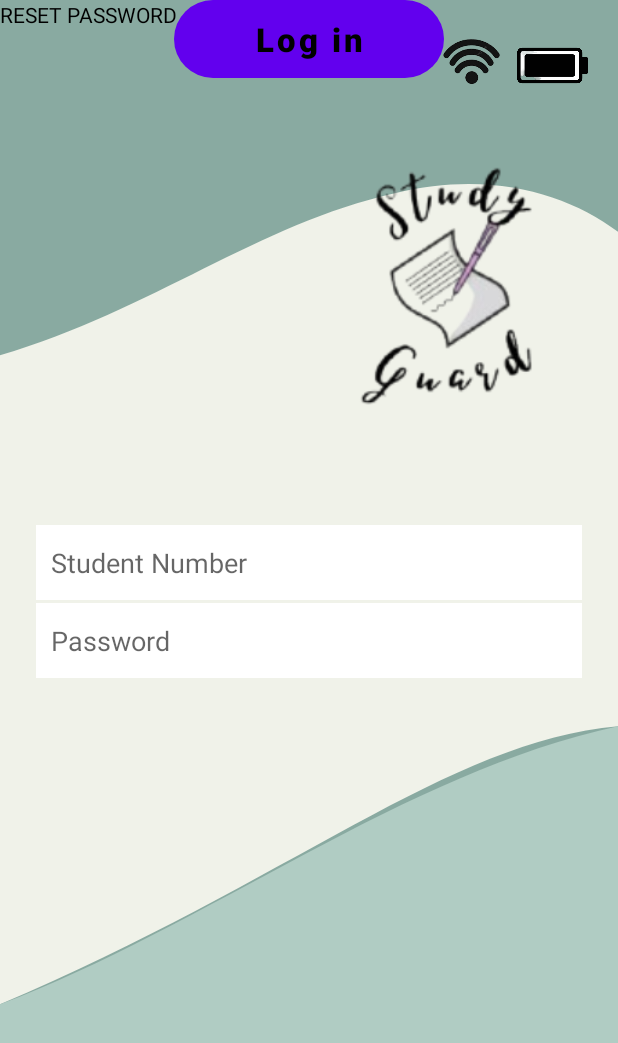
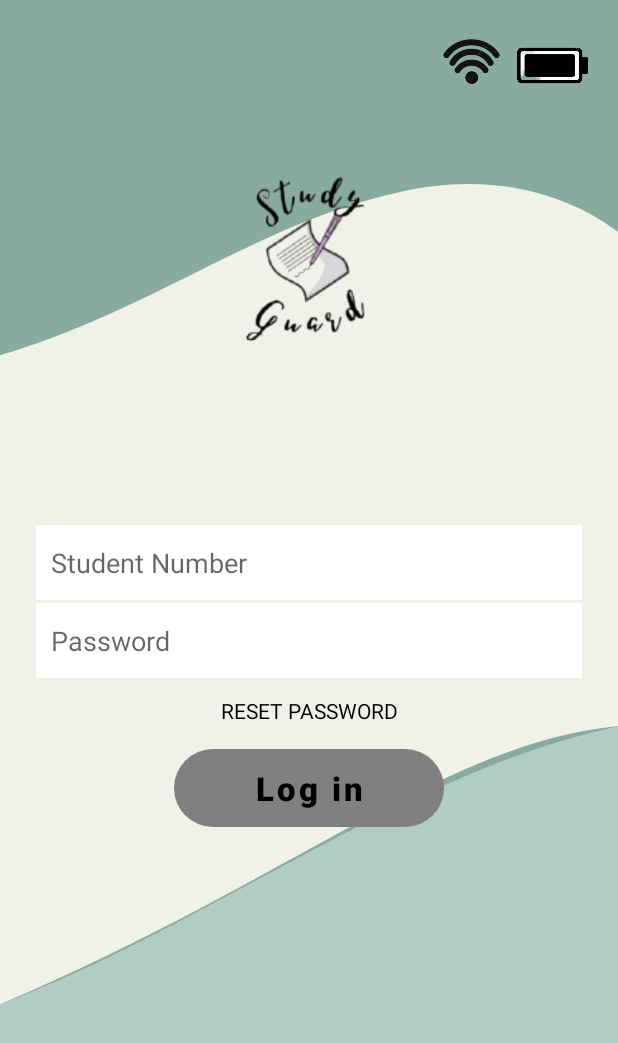
Before and after one commit to GabrielleMarquez/Study--Guard, an Android app: the layout activity_login.xml on its own in the app's theme, with its tools: preview values and no code run, on a phone screen of 412 x 824 dp. Shown: the top 1043 px of the screen. Run offline under Robolectric (Android 15) with nearby library versions, the phone set to English and light mode, and no system bars.

Commit message:
fixed code in log in and interactive button

```diff
--- a/app/src/main/res/layout/activity_log_out.xml
+++ b/app/src/main/res/layout/activity_log_out.xml
@@ -36,8 +36,8 @@
                 android:background="@drawable/db54f5b5_03d9_4027_8647_feefc99aefe8_removalai_preview"
                 android:contentDescription="Logout icon"
                 android:padding="14dp"
-                android:scaleType="fitCenter"
-                android:src="@drawable/ic_logout" />
+                android:scaleType="fitCenter" />
+
 
             <!-- Title -->
             <TextView
--- a/app/src/main/res/layout/activity_login.xml
+++ b/app/src/main/res/layout/activity_login.xml
@@ -9,8 +9,51 @@
     android:background="@drawable/login_background"
     tools:context=".LogIn">
 
+    <!-- Top Right Corner Icons -->
+    <ImageView
+        android:id="@+id/imageView3"
+        android:layout_width="47dp"
+        android:layout_height="67dp"
+        android:src="@drawable/aee0de14_793b_4fdc_a208_ef6523da6876_removalai_preview"
+        android:scaleType="fitCenter"
+        android:contentDescription="@null"
+        app:layout_constraintTop_toTopOf="parent"
+        app:layout_constraintEnd_toEndOf="parent"
+        android:layout_marginTop="10dp"
+        android:layout_marginEnd="20dp" />
 
-<EditText
+    <ImageView
+        android:id="@+id/imageView4"
+        android:layout_width="50dp"
+        android:layout_height="50dp"
+        android:scaleType="fitCenter"
+        android:src="@drawable/_4e240f1d_c338_4ef1_8e7f_4fd65d418185_removalai_preview"
+        android:contentDescription="@null"
+        app:layout_constraintEnd_toStartOf="@id/imageView3"
+        app:layout_constraintTop_toTopOf="parent"
+        android:layout_marginTop="16dp"
+        android:layout_marginEnd="5dp" />
+
+    <!-- App Logo (reasonably sized to prevent main thread memory/layout lag) -->
+
+    <!-- Input: Student Number -->
+
+    <ImageView
+        android:id="@+id/Logo"
+        android:layout_width="463dp"
+        android:layout_height="470dp"
+        android:layout_marginTop="40dp"
+        android:layout_marginBottom="16dp"
+        android:contentDescription="@null"
+        android:scaleType="fitCenter"
+        android:src="@drawable/login_logo"
+        app:layout_constraintBottom_toTopOf="@id/studentNumber"
+        app:layout_constraintEnd_toEndOf="parent"
+        app:layout_constraintStart_toStartOf="parent"
+        app:layout_constraintTop_toTopOf="parent"
+        app:layout_constraintVertical_bias="0.0" />
+
+    <EditText
         android:id="@+id/studentNumber"
         android:layout_width="0dp"
         android:layout_height="50dp"
@@ -19,6 +62,7 @@
         android:singleLine="true"
         android:padding="10dp"
         android:background="#FFFFFF"
+        android:autofillHints="username"
         app:layout_constraintTop_toTopOf="parent"
         app:layout_constraintStart_toStartOf="parent"
         app:layout_constraintEnd_toEndOf="parent"
@@ -26,6 +70,7 @@
         android:layout_marginEnd="24dp"
         android:layout_marginTop="350dp" />
 
+    <!-- Input: Password -->
     <EditText
         android:id="@+id/password"
         android:layout_width="0dp"
@@ -35,63 +80,39 @@
         android:singleLine="true"
         android:padding="10dp"
         android:background="#FFFFFF"
+        android:autofillHints="password"
         app:layout_constraintTop_toBottomOf="@id/studentNumber"
         app:layout_constraintStart_toStartOf="@id/studentNumber"
         app:layout_constraintEnd_toEndOf="@id/studentNumber"
         android:layout_marginTop="2dp" />
 
-    <ImageView
-        android:id="@+id/imageView3"
-        android:layout_width="47dp"
-        android:layout_height="67dp"
-        android:src="@drawable/aee0de14_793b_4fdc_a208_ef6523da6876_removalai_preview"
-        android:scaleType="fitCenter"
-        app:layout_constraintTop_toTopOf="parent"
-        app:layout_constraintEnd_toEndOf="parent"
-        android:layout_marginTop="10dp"
-        android:layout_marginEnd="20dp" />
-
-    <ImageView
-        android:id="@+id/imageView4"
-        android:layout_width="50dp"
-        android:layout_height="50dp"
-        android:layout_marginTop="16dp"
-        android:layout_marginEnd="5dp"
-        android:scaleType="fitCenter"
-        android:src="@drawable/_4e240f1d_c338_4ef1_8e7f_4fd65d418185_removalai_preview"
-        app:layout_constraintEnd_toStartOf="@id/imageView3"
-        app:layout_constraintTop_toTopOf="parent" />
-
-    <Button
-        android:id="@+id/loginButton"
-        android:layout_width="180dp"
-        android:layout_height="52dp"
-        android:background="@drawable/login_button"
-        android:text="Log in"
-        android:textAllCaps="false"
-        android:textColor="#000000"
-        android:textSize="22sp"
-        android:textStyle="bold"
-        app:layout_constraintEnd_toEndOf="parent"
-        app:layout_constraintStart_toStartOf="parent"
-        tools:layout_editor_absoluteY="499dp" />
-
-    <ImageView
-        android:id="@+id/imageView8"
-        android:layout_width="605dp"
-        android:layout_height="675dp"
-        android:src="@drawable/login_logo"
-        tools:ignore="MissingConstraints"
-        tools:layout_editor_absoluteX="-97dp"
-        tools:layout_editor_absoluteY="-16dp" />
-
+    <!-- Reset Password Link -->
     <TextView
         android:id="@+id/textView"
         android:layout_width="wrap_content"
         android:layout_height="wrap_content"
         android:text="RESET PASSWORD"
         android:textColor="#000000"
-        tools:layout_editor_absoluteX="146dp"
-        tools:layout_editor_absoluteY="462dp" />
+        app:layout_constraintTop_toBottomOf="@id/password"
+        app:layout_constraintStart_toStartOf="parent"
+        app:layout_constraintEnd_toEndOf="parent"
+        android:layout_marginTop="12dp" />
+
+    <!-- Action: Login Button -->
+    <Button
+        android:id="@+id/loginButton"
+        android:layout_width="180dp"
+        android:layout_height="52dp"
+        android:background="@drawable/login_button"
+        app:backgroundTint="@null"
+        android:text="Log in"
+        android:textAllCaps="false"
+        android:textColor="#000000"
+        android:textSize="22sp"
+        android:textStyle="bold"
+        app:layout_constraintTop_toBottomOf="@id/textView"
+        app:layout_constraintStart_toStartOf="parent"
+        app:layout_constraintEnd_toEndOf="parent"
+        android:layout_marginTop="16dp" />
 
 </androidx.constraintlayout.widget.ConstraintLayout>
--- a/app/src/main/res/layout/activity_rfid_scanner.xml
+++ b/app/src/main/res/layout/activity_rfid_scanner.xml
@@ -1,4 +1,3 @@
-
 <?xml version="1.0" encoding="utf-8"?>
 <FrameLayout xmlns:android="http://schemas.android.com/apk/res/android"
     xmlns:app="http://schemas.android.com/apk/res-auto"
```
Also changed, not shown: app/src/main/AndroidManifest.xml (+11 -23 lines), app/src/main/java/com/example/studyguard/LogIn.java (+44 -2 lines), app/src/main/res/drawable/rfid_corners.xml (added, +9 -0 lines).
